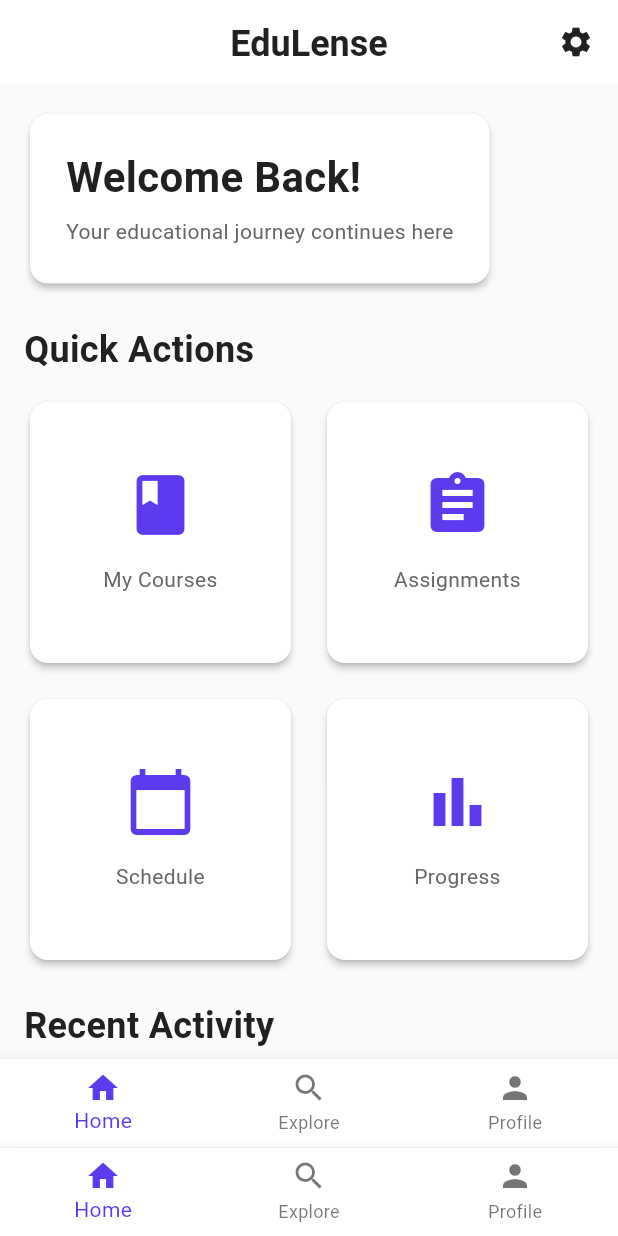
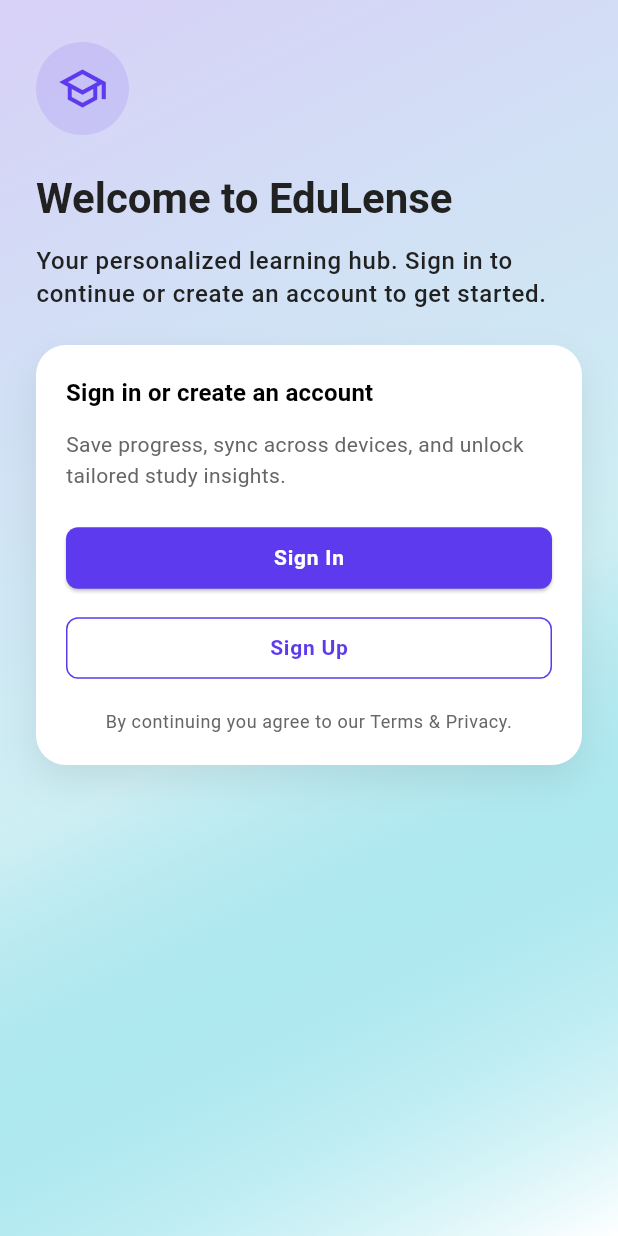
Before and after one commit to umgc/2026_spring, a Flutter app: the screen it shows after launch, on a phone screen of 412 x 824 dp. Run offline on Flutter 3.47's test engine with Material 3 defaults, Android fonts, the phone set to English and light mode, and no system bars; our stand-ins replace gap.

Commit message:
Sync all current workspace changes

```diff
--- /dev/null
+++ b/edulence/devtools_options.yaml
@@ -0,0 +1,3 @@
+description: This file stores settings for Dart & Flutter DevTools.
+documentation: https://docs.flutter.dev/tools/devtools/extensions#configure-extension-enablement-states
+extensions:
--- a/edulence/lib/main.dart
+++ b/edulence/lib/main.dart
@@ -1,8 +1,7 @@
 import 'package:flutter/material.dart';
 import 'package:provider/provider.dart';
+import 'screens/auth_entry_screen.dart';
 import 'theme/theme.dart';
-import 'screens/home_screen.dart';
-import 'screens/settings_screen.dart';
 
 void main() {
   runApp(
@@ -36,114 +35,22 @@ class MyApp extends StatelessWidget {
           theme: createLightTheme(),
           darkTheme: createDarkTheme(),
           themeMode: themeProvider.themeMode,
-          home: const MainNavigationScreen(),
+          builder: (context, child) {
+            final mediaQuery = MediaQuery.of(context);
+            return MediaQuery(
+              data: mediaQuery.copyWith(
+                textScaler: mediaQuery.textScaler.clamp(maxScaleFactor: 2.0),
+              ),
+              child: FocusTraversalGroup(
+                policy: OrderedTraversalPolicy(),
+                child: child ?? const SizedBox.shrink(),
+              ),
+            );
+          },
+          home: const AuthEntryScreen(),
           debugShowCheckedModeBanner: false,
         );
       },
     );
   }
 }
-
-class MainNavigationScreen extends StatefulWidget {
-  const MainNavigationScreen({Key? key}) : super(key: key);
-
-  @override
-  State<MainNavigationScreen> createState() => _MainNavigationScreenState();
-}
-
-class _MainNavigationScreenState extends State<MainNavigationScreen> {
-  int _selectedIndex = 0;
-
-  final List<Widget> _screens = const [
-    HomeScreen(),
-    ExploreScreen(),
-    ProfileScreen(),
-  ];
-
-  @override
-  Widget build(BuildContext context) {
-    return Scaffold(
-      body: _screens[_selectedIndex],
-      bottomNavigationBar: BottomNavigationBar(
-        currentIndex: _selectedIndex,
-        onTap: (index) {
-          setState(() {
-            _selectedIndex = index;
-          });
-        },
-        items: const [
-          BottomNavigationBarItem(
-            icon: Icon(Icons.home),
-            label: 'Home',
-          ),
-          BottomNavigationBarItem(
-            icon: Icon(Icons.search),
-            label: 'Explore',
-          ),
-          BottomNavigationBarItem(
-            icon: Icon(Icons.person),
-            label: 'Profile',
-          ),
-        ],
-      ),
-    );
-  }
-}
-
-class ExploreScreen extends StatelessWidget {
-  const ExploreScreen({Key? key}) : super(key: key);
-
-  @override
-  Widget build(BuildContext context) {
-    final isDarkMode = Theme.of(context).brightness == Brightness.dark;
-
-    return Scaffold(
-      appBar: AppBar(
-        title: const Text('Explore'),
-        elevation: 0,
-      ),
-      body: Center(
-        child: Text(
-          'Explore Screen - Coming Soon',
-          style: Theme.of(context).textTheme.headlineSmall,
-        ),
-      ),
-    );
-  }
-}
-
-class ProfileScreen extends StatelessWidget {
-  const ProfileScreen({Key? key}) : super(key: key);
-
-  @override
-  Widget build(BuildContext context) {
-    final isDarkMode = Theme.of(context).brightness == Brightness.dark;
-
-    return Scaffold(
-      appBar: AppBar(
-        title: const Text('Profile'),
-        elevation: 0,
-        actions: [
-          Padding(
-            padding: const EdgeInsets.all(16.0),
-            child: GestureDetector(
-              onTap: () {
-                Navigator.push(
-                  context,
-                  MaterialPageRoute(builder: (_) => const SettingsScreen()),
-                );
-              },
-              child: const Icon(Icons.settings),
-            ),
-          ),
-        ],
-      ),
-      body: Center(
-        child: Text(
-          'Profile Screen - Coming Soon',
-          style: Theme.of(context).textTheme.headlineSmall,
-        ),
-      ),
-    );
-  }
-}
--- /dev/null
+++ b/edulence/lib/screens/auth_entry_screen.dart
@@ -0,0 +1,178 @@
+import 'package:flutter/material.dart';
+import '../theme/colors.dart';
+import 'main_navigation_screen.dart';
+
+class AuthEntryScreen extends StatelessWidget {
+  const AuthEntryScreen({super.key});
+
+  void _enterApp(BuildContext context) {
+    Navigator.pushReplacement(
+      context,
+      MaterialPageRoute(builder: (_) => const MainNavigationScreen()),
+    );
+  }
+
+  @override
+  Widget build(BuildContext context) {
+    final theme = Theme.of(context);
+    final isDark = theme.brightness == Brightness.dark;
+
+    return Scaffold(
+      body: Container(
+        decoration: BoxDecoration(
+          gradient: LinearGradient(
+            begin: Alignment.topLeft,
+            end: Alignment.bottomRight,
+            colors: [
+              theme.colorScheme.primary.withOpacity(isDark ? 0.35 : 0.22),
+              theme.colorScheme.secondary.withOpacity(isDark ? 0.35 : 0.18),
+              theme.colorScheme.surface,
+            ],
+            stops: const [0.0, 0.55, 1.0],
+          ),
+        ),
+        child: SafeArea(
+          child: LayoutBuilder(
+            builder: (context, constraints) => SingleChildScrollView(
+              child: ConstrainedBox(
+                constraints: BoxConstraints(minHeight: constraints.maxHeight),
+                child: Padding(
+                  padding: const EdgeInsets.symmetric(
+                    horizontal: 24,
+                    vertical: 28,
+                  ),
+                  child: Column(
+                    crossAxisAlignment: CrossAxisAlignment.start,
+                    children: [
+                      ExcludeSemantics(
+                        child: Container(
+                          padding: const EdgeInsets.all(14),
+                          decoration: BoxDecoration(
+                            color: theme.colorScheme.primary.withOpacity(0.12),
+                            shape: BoxShape.circle,
+                          ),
+                          child: Icon(
+                            Icons.school_outlined,
+                            size: 34,
+                            color: theme.colorScheme.primary,
+                          ),
+                        ),
+                      ),
+                      const SizedBox(height: 24),
+                      Semantics(
+                        header: true,
+                        child: Text(
+                          'Welcome to EduLense',
+                          style: theme.textTheme.headlineMedium?.copyWith(
+                            fontWeight: FontWeight.w700,
+                          ),
+                        ),
+                      ),
+                      const SizedBox(height: 12),
+                      Text(
+                        'Your personalized learning hub. Sign in to continue or create an account to get started.',
+                        style: theme.textTheme.bodyLarge?.copyWith(
+                          color: isDark
+                              ? EduLenseColors.darkSecondaryText
+                              : EduLenseColors.primaryText,
+                          height: 1.4,
+                        ),
+                      ),
+                      const SizedBox(height: 24),
+                      Container(
+                        width: double.infinity,
+                        padding: const EdgeInsets.all(20),
+                        decoration: BoxDecoration(
+                          color: theme.colorScheme.surface,
+                          borderRadius: BorderRadius.circular(20),
+                          boxShadow: [
+                            BoxShadow(
+                              color: Colors.black.withOpacity(
+                                isDark ? 0.3 : 0.08,
+                              ),
+                              blurRadius: 20,
+                              offset: const Offset(0, 10),
+                            ),
+                          ],
+                        ),
+                        child: Column(
+                          crossAxisAlignment: CrossAxisAlignment.start,
+                          children: [
+                            Text(
+                              'Sign in or create an account',
+                              style: theme.textTheme.titleMedium?.copyWith(
+                                fontWeight: FontWeight.w600,
+                              ),
+                            ),
+                            const SizedBox(height: 12),
+                            Text(
+                              'Save progress, sync across devices, and unlock tailored study insights.',
+                              style: theme.textTheme.bodyMedium?.copyWith(
+                                color: isDark
+                                    ? EduLenseColors.darkSecondaryText
+                                    : EduLenseColors.secondaryText,
+                              ),
+                            ),
+                            const SizedBox(height: 20),
+                            FocusTraversalOrder(
+                              order: const NumericFocusOrder(1),
+                              child: Semantics(
+                                button: true,
+                                label: 'Sign in to EduLense',
+                                child: SizedBox(
+                                  width: double.infinity,
+                                  child: ElevatedButton(
+                                    key: const Key('auth_sign_in_button'),
+                                    onPressed: () => _enterApp(context),
+                                    child: const Text('Sign In'),
+                                  ),
+                                ),
+                              ),
+                            ),
+                            const SizedBox(height: 12),
+                            FocusTraversalOrder(
+                              order: const NumericFocusOrder(2),
+                              child: Semantics(
+                                button: true,
+                                label: 'Create a new EduLense account',
+                                child: SizedBox(
+                                  width: double.infinity,
+                                  child: OutlinedButton(
+                                    key: const Key('auth_sign_up_button'),
+                                    onPressed: () => _enterApp(context),
+                                    child: const Text('Sign Up'),
+                                  ),
+                                ),
+                              ),
+                            ),
+                            const SizedBox(height: 16),
+                            Center(
+                              child: Semantics(
+                                readOnly: true,
+                                label:
+                                    'By continuing you agree to our Terms and Privacy.',
+                                child: Text(
+                                  'By continuing you agree to our Terms & Privacy.',
+                                  textAlign: TextAlign.center,
+                                  style: theme.textTheme.bodySmall?.copyWith(
+                                    color: isDark
+                                        ? EduLenseColors.darkSecondaryText
+                                        : EduLenseColors.secondaryText,
+                                  ),
+                                ),
+                              ),
+                            ),
+                          ],
+                        ),
+                      ),
+                    ],
+                  ),
+                ),
+              ),
+            ),
+          ),
+        ),
+      ),
+    );
+  }
+}
--- a/edulence/lib/screens/home_screen.dart
+++ b/edulence/lib/screens/home_screen.dart
@@ -3,9 +3,10 @@ import 'package:gap/gap.dart';
 import '../theme/colors.dart';
 import '../theme/text_styles.dart';
 import '../constants/app_constants.dart';
+import 'settings_screen.dart';
 
 class HomeScreen extends StatefulWidget {
-  const HomeScreen({Key? key}) : super(key: key);
+  const HomeScreen({super.key});
 
   @override
   State<HomeScreen> createState() => _HomeScreenState();
@@ -18,7 +19,9 @@ class _HomeScreenState extends State<HomeScreen> {
   Widget build(BuildContext context) {
     final isDarkMode = Theme.of(context).brightness == Brightness.dark;
 
-    return Scaffold(
+    return FocusTraversalGroup(
+      policy: OrderedTraversalPolicy(),
+      child: Scaffold(
         appBar: AppBar(
           title: const Text('EduLense'),
           elevation: 0,
@@ -26,13 +29,21 @@ class _HomeScreenState extends State<HomeScreen> {
               ? EduLenseColors.darkSurface
               : EduLenseColors.white,
           actions: [
-          Padding(
-            padding: const EdgeInsets.all(AppConstants.spacingMD),
-            child: GestureDetector(
-              onTap: () {
-                // Navigate to settings
+            FocusTraversalOrder(
+              order: const NumericFocusOrder(1),
+              child: Semantics(
+                button: true,
+                label: 'Open settings',
+                child: IconButton(
+                  onPressed: () {
+                    Navigator.push(
+                      context,
+                      MaterialPageRoute(builder: (_) => const SettingsScreen()),
+                    );
                   },
-              child: const Icon(Icons.settings),
+                  icon: const Icon(Icons.settings),
+                  tooltip: 'Settings',
+                ),
               ),
             ),
           ],
@@ -89,24 +100,28 @@ class _HomeScreenState extends State<HomeScreen> {
                       icon: Icons.book,
                       label: 'My Courses',
                       onTap: () {},
+                      focusOrder: 2,
                     ),
                     _buildActionCard(
                       context,
                       icon: Icons.assignment,
                       label: 'Assignments',
                       onTap: () {},
+                      focusOrder: 3,
                     ),
                     _buildActionCard(
                       context,
                       icon: Icons.calendar_today,
                       label: 'Schedule',
                       onTap: () {},
+                      focusOrder: 4,
                     ),
                     _buildActionCard(
                       context,
                       icon: Icons.bar_chart,
                       label: 'Progress',
                       onTap: () {},
+                      focusOrder: 5,
                     ),
                   ],
                 ),
@@ -152,19 +167,11 @@ class _HomeScreenState extends State<HomeScreen> {
             });
           },
           items: const [
-          BottomNavigationBarItem(
-            icon: Icon(Icons.home),
-            label: 'Home',
+            BottomNavigationBarItem(icon: Icon(Icons.home), label: 'Home'),
+            BottomNavigationBarItem(icon: Icon(Icons.search), label: 'Explore'),
+            BottomNavigationBarItem(icon: Icon(Icons.person), label: 'Profile'),
+          ],
         ),
-          BottomNavigationBarItem(
-            icon: Icon(Icons.search),
-            label: 'Explore',
-          ),
-          BottomNavigationBarItem(
-            icon: Icon(Icons.person),
-            label: 'Profile',
-          ),
-        ],
       ),
     );
   }
@@ -174,20 +181,24 @@ class _HomeScreenState extends State<HomeScreen> {
     required IconData icon,
     required String label,
     required VoidCallback onTap,
+    required double focusOrder,
   }) {
     final isDarkMode = Theme.of(context).brightness == Brightness.dark;
 
-    return GestureDetector(
+    return FocusTraversalOrder(
+      order: NumericFocusOrder(focusOrder),
+      child: Semantics(
+        button: true,
+        label: label,
+        child: Card(
+          child: InkWell(
             onTap: onTap,
-      child: Card(
+            child: Padding(
+              padding: const EdgeInsets.all(AppConstants.spacingMD),
               child: Column(
                 mainAxisAlignment: MainAxisAlignment.center,
                 children: [
-            Icon(
-              icon,
-              size: 48,
-              color: EduLenseColors.primary,
-            ),
+                  Icon(icon, size: 48, color: EduLenseColors.primary),
                   const Gap(AppConstants.spacingMD),
                   Text(
                     label,
@@ -197,6 +208,9 @@ class _HomeScreenState extends State<HomeScreen> {
                     textAlign: TextAlign.center,
                   ),
                 ],
+              ),
+            ),
+          ),
         ),
       ),
     );
@@ -215,11 +229,7 @@ class _HomeScreenState extends State<HomeScreen> {
         padding: const EdgeInsets.all(AppConstants.spacingMD),
         child: Row(
           children: [
-            Icon(
-              icon,
-              color: EduLenseColors.primary,
-              size: 32,
-            ),
+            Icon(icon, color: EduLenseColors.primary, size: 32),
             const Gap(AppConstants.spacingMD),
             Expanded(
               child: Column(
--- a/edulence/lib/theme/colors.dart
+++ b/edulence/lib/theme/colors.dart
@@ -21,7 +21,9 @@ class EduLenseColors {
   static const Color primaryText = Color(0xFF212121); // 15.43:1
   static const Color secondaryText = Color(0xFF666666); // 7.37:1
   static const Color tertiaryText = Color(0xFF999999); // 4.73:1
-  static const Color disabledText = Color(0xFFCCCCCC); // 3.15:1 (large text only)
+  static const Color disabledText = Color(
+    0xFFCCCCCC,
+  ); // 3.15:1 (large text only)
 
   // Neutral Colors
   static const Color white = Color(0xFFFFFFFF);
@@ -44,7 +46,6 @@ class LightColorScheme {
     primary: EduLenseColors.primary,
     secondary: EduLenseColors.secondary,
     surface: EduLenseColors.white,
-    background: EduLenseColors.background,
     error: EduLenseColors.error,
     tertiary: EduLenseColors.accent,
   );
@@ -56,7 +57,6 @@ class DarkColorScheme {
     primary: EduLenseColors.primary,
     secondary: EduLenseColors.secondary,
     surface: EduLenseColors.darkSurface,
-    background: EduLenseColors.darkBackground,
     error: EduLenseColors.error,
     tertiary: EduLenseColors.accent,
   );
```
Also changed, not shown: edulence/lib/screens/main_navigation_screen.dart (added, +96 -0 lines), edulence/lib/screens/settings_screen.dart (+56 -72 lines), edulence/lib/widgets/edulense_widgets.dart (+17 -26 lines), edulence/maestro/signin.yaml (added, +37 -0 lines), 2 other files. Lines whose indentation alone changed are shown as unchanged.
